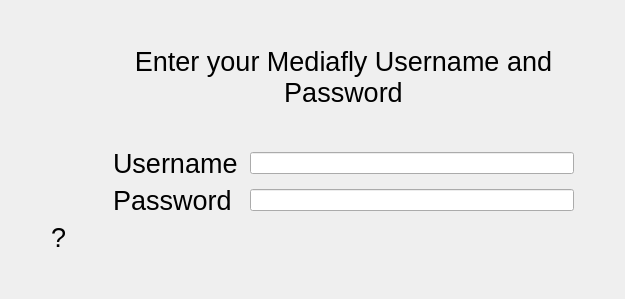
This is mediaflyplayer/forms/MediaflyLoginPerson.ui in tex/mediafly as Qt 5 draws it before an edit. The edited form follows.
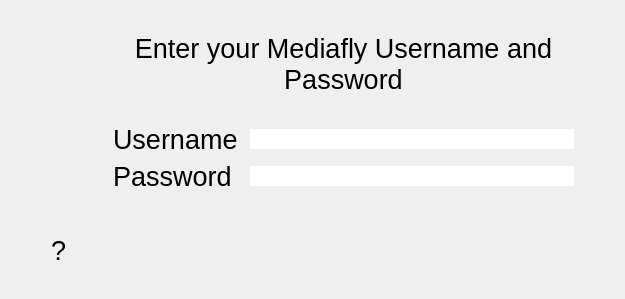
This is the edited form. Custom widgets are drawn as their Qt base class.

Commit message: Be careful with focus and show status message.

```diff
--- a/mediaflyplayer/forms/MediaflyLoginPerson.ui
+++ b/mediaflyplayer/forms/MediaflyLoginPerson.ui
@@ -26,7 +26,7 @@
      </property>
     </spacer>
    </item>
-   <item row="7" column="5" >
+   <item row="8" column="5" >
     <spacer name="verticalSpacer_2" >
      <property name="orientation" >
       <enum>Qt::Vertical</enum>
@@ -87,7 +87,7 @@
      </property>
     </spacer>
    </item>
-   <item row="6" column="5" >
+   <item row="7" column="5" >
     <spacer name="horizontalSpacer" >
      <property name="orientation" >
       <enum>Qt::Horizontal</enum>
@@ -131,7 +131,14 @@
     </widget>
    </item>
    <item row="3" column="5" colspan="2" >
-    <widget class="NLineEdit" name="m_username" />
+    <widget class="NLineEdit" name="m_username" >
+     <property name="focusPolicy" >
+      <enum>Qt::NoFocus</enum>
+     </property>
+     <property name="frame" >
+      <bool>false</bool>
+     </property>
+    </widget>
    </item>
    <item row="4" column="3" >
     <widget class="QLabel" name="label_3" >
@@ -146,9 +153,16 @@
     </widget>
    </item>
    <item row="4" column="5" colspan="2" >
-    <widget class="NLineEdit" name="m_password" />
+    <widget class="NLineEdit" name="m_password" >
+     <property name="focusPolicy" >
+      <enum>Qt::NoFocus</enum>
+     </property>
+     <property name="frame" >
+      <bool>false</bool>
+     </property>
+    </widget>
    </item>
-   <item row="6" column="1" >
+   <item row="7" column="1" >
     <widget class="QLabel" name="label_4" >
      <property name="font" >
       <font>
@@ -160,7 +174,7 @@
      </property>
     </widget>
    </item>
-   <item row="6" column="2" >
+   <item row="7" column="2" >
     <spacer name="horizontalSpacer_4" >
      <property name="orientation" >
       <enum>Qt::Horizontal</enum>
@@ -176,6 +190,21 @@
      </property>
     </spacer>
    </item>
+   <item row="5" column="3" colspan="3" >
+    <widget class="QLabel" name="m_status" >
+     <property name="font" >
+      <font>
+       <pointsize>20</pointsize>
+      </font>
+     </property>
+     <property name="text" >
+      <string/>
+     </property>
+     <property name="alignment" >
+      <set>Qt::AlignCenter</set>
+     </property>
+    </widget>
+   </item>
   </layout>
  </widget>
  <customwidgets>
```
The commit also changes 1 other file.
